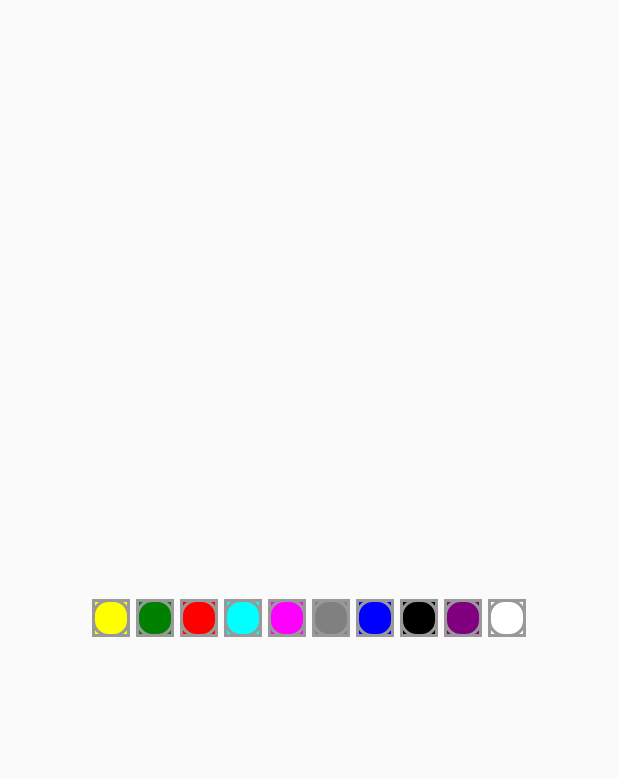
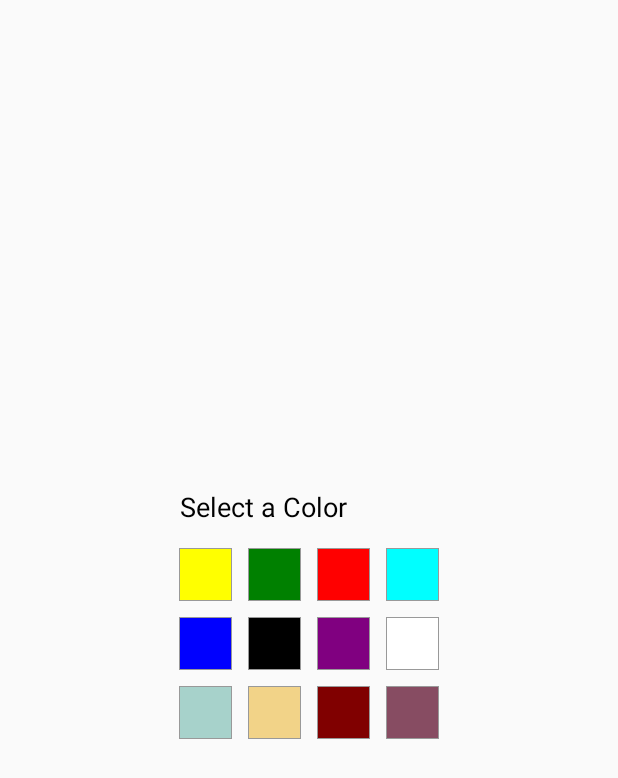
Before and after one commit to MadPotatos/DrawingApp, an Android app: the layout dialog_color_picker.xml on its own in the app's theme, with its tools: preview values and no code run, on a phone screen of 412 x 824 dp. Shown: the top 778 px of the screen. Run offline under Robolectric (Android 15) with nearby library versions, the phone set to English and light mode, and no system bars.

Commit message:
Change Color Picker UI

```diff
--- a/app/src/main/res/drawable/pallet_normal.xml
+++ b/app/src/main/res/drawable/pallet_normal.xml
@@ -1,20 +1,7 @@
 <?xml version="1.0" encoding="utf-8"?>
-<layer-list xmlns:android="http://schemas.android.com/apk/res/android">
-<item>
-    <shape android:shape="rectangle">
-        <stroke android:width="2dp" android:color="#FF999999" />
-        <padding android:bottom="0dp"
-            android:left="0dp"
-            android:right="0dp"
-            android:top="0dp" />
-    </shape>
-</item>
+<shape xmlns:android="http://schemas.android.com/apk/res/android" android:shape="rectangle">
+            <stroke android:width="0.5dp" android:color="#FF999999" />
+            <solid android:color="#00000000" />
 
-    <item>
-        <shape>
-            <stroke android:width="2dp" android:color="#FF999999" />
-            <solid android:color="#00000000" />
-            <corners android:radius="10dp" />
-        </shape>
-    </item>
-</layer-list>
+
+</shape>
--- a/app/src/main/res/drawable/pallet_pressed.xml
+++ b/app/src/main/res/drawable/pallet_pressed.xml
@@ -1,20 +1,7 @@
 <?xml version="1.0" encoding="utf-8"?>
-<layer-list xmlns:android="http://schemas.android.com/apk/res/android">
-<item>
-    <shape android:shape="rectangle">
-        <stroke android:width="2dp" android:color="#FF333333" />
-        <padding android:bottom="0dp"
-            android:left="0dp"
-            android:right="0dp"
-            android:top="0dp" />
-    </shape>
-</item>
+<shape xmlns:android="http://schemas.android.com/apk/res/android" android:shape="rectangle">
 
-    <item>
-        <shape>
-            <stroke android:width="2dp" android:color="#FF333333" />
+            <stroke android:width="1dp" android:color="#FF333333" />
             <solid android:color="#00000000" />
-            <corners android:radius="10dp" />
-        </shape>
-    </item>
-</layer-list>
+
+</shape>
--- a/app/src/main/res/layout/dialog_color_picker.xml
+++ b/app/src/main/res/layout/dialog_color_picker.xml
@@ -4,115 +4,157 @@
     xmlns:tools="http://schemas.android.com/tools"
     android:layout_width="match_parent"
     android:layout_height="match_parent"
+    android:background="@android:color/transparent"
+    android:orientation="vertical"
     android:gravity="center"
-    android:orientation="horizontal"
     android:padding="10dp">
+    <TextView
+    android:layout_width="wrap_content"
+    android:layout_height="wrap_content"
+        android:text="@string/select_a_color"
+        android:textSize="18sp"
+        android:textColor="@color/black"
+        android:layout_marginBottom="10dp"
+        android:layout_marginEnd="30dp"/>
     <LinearLayout
-        android:id="@+id/ll_paint_color"
+        android:id="@+id/ll_paint_color1"
         android:layout_width="wrap_content"
         android:layout_height="wrap_content"
         android:orientation="horizontal"
-        app:layout_constraintBottom_toTopOf="@id/ll_option_btn"
-        app:layout_constraintStart_toStartOf="parent"
-        app:layout_constraintEnd_toEndOf="parent"
-        app:layout_constraintTop_toBottomOf="@id/fl_drawing_view_container"
         >
+
         <ImageButton
-            android:layout_width="25dp"
-            android:layout_height="25dp"
-            android:layout_margin="2dp"
+            android:layout_width="35dp"
+            android:layout_height="35dp"
+            android:layout_margin="5dp"
             android:src="@drawable/pallet_normal"
             android:tag="@color/yellow"
             android:background="@color/yellow"
             android:onClick="painClicked"
             tools:ignore="UsingOnClickInXml" />
         <ImageButton
-            android:layout_width="25dp"
-            android:layout_height="25dp"
-            android:layout_margin="2dp"
+            android:layout_width="35dp"
+            android:layout_height="35dp"
+            android:layout_margin="5dp"
             android:src="@drawable/pallet_normal"
             android:tag="@color/green"
             android:background="@color/green"
             android:onClick="painClicked"
             tools:ignore="UsingOnClickInXml" />
-        />
+
         <ImageButton
-            android:layout_width="25dp"
-            android:layout_height="25dp"
-            android:layout_margin="2dp"
+            android:layout_width="35dp"
+            android:layout_height="35dp"
+            android:layout_margin="5dp"
             android:src="@drawable/pallet_normal"
             android:tag="@color/red"
             android:background="@color/red"
             android:onClick="painClicked"
             tools:ignore="UsingOnClickInXml" />
-        />
+
         <ImageButton
-            android:layout_width="25dp"
-            android:layout_height="25dp"
-            android:layout_margin="2dp"
+            android:layout_width="35dp"
+            android:layout_height="35dp"
+            android:layout_margin="5dp"
             android:src="@drawable/pallet_normal"
             android:tag="@color/aqua"
             android:background="@color/aqua"
             android:onClick="painClicked"
             tools:ignore="UsingOnClickInXml" />
-        />
+
+    </LinearLayout>
+    <LinearLayout
+    android:id="@+id/ll_paint_color2"
+    android:layout_width="wrap_content"
+    android:layout_height="wrap_content"
+    android:orientation="horizontal"
+    >
+
+
     <ImageButton
-            android:layout_width="25dp"
-            android:layout_height="25dp"
-            android:layout_margin="2dp"
-            android:src="@drawable/pallet_normal"
-            android:tag="@color/fuchsia"
-            android:background="@color/fuchsia"
-            android:onClick="painClicked"
-            tools:ignore="UsingOnClickInXml" />
-        />
-        <ImageButton
-            android:layout_width="25dp"
-            android:layout_height="25dp"
-            android:layout_margin="2dp"
-            android:src="@drawable/pallet_normal"
-            android:tag="@color/gray"
-            android:background="@color/gray"
-            android:onClick="painClicked"
-            tools:ignore="UsingOnClickInXml" />
-        />
-        <ImageButton
-            android:layout_width="25dp"
-            android:layout_height="25dp"
-            android:layout_margin="2dp"
+        android:layout_width="35dp"
+        android:layout_height="35dp"
+        android:layout_margin="5dp"
         android:src="@drawable/pallet_normal"
         android:tag="@color/blue"
         android:background="@color/blue"
         android:onClick="painClicked"
         tools:ignore="UsingOnClickInXml" />
-        />
+
     <ImageButton
-            android:layout_width="25dp"
-            android:layout_height="25dp"
-            android:layout_margin="2dp"
+        android:layout_width="35dp"
+        android:layout_height="35dp"
+        android:layout_margin="5dp"
         android:src="@drawable/pallet_normal"
         android:tag="@color/black"
         android:background="@color/black"
         android:onClick="painClicked"
         tools:ignore="UsingOnClickInXml" />
-        />
+
     <ImageButton
-            android:layout_width="25dp"
-            android:layout_height="25dp"
-            android:layout_margin="2dp"
+        android:layout_width="35dp"
+        android:layout_height="35dp"
+        android:layout_margin="5dp"
         android:src="@drawable/pallet_normal"
         android:tag="@color/random"
         android:onClick="painClicked"
         android:background="@color/random"
         tools:ignore="UsingOnClickInXml" />
     <ImageButton
-            android:layout_width="25dp"
-            android:layout_height="25dp"
-            android:layout_margin="2dp"
+        android:layout_width="35dp"
+        android:layout_height="35dp"
+        android:layout_margin="5dp"
         android:src="@drawable/pallet_normal"
         android:tag="@color/white"
         android:onClick="painClicked"
         android:background="@color/white"
         tools:ignore="UsingOnClickInXml" />
 </LinearLayout>
+    <LinearLayout
+        android:id="@+id/ll_paint_color3"
+        android:layout_width="wrap_content"
+        android:layout_height="wrap_content"
+        android:orientation="horizontal"
+        >
+
+
+        <ImageButton
+            android:layout_width="35dp"
+            android:layout_height="35dp"
+            android:layout_margin="5dp"
+            android:src="@drawable/pallet_normal"
+            android:tag="@color/lightblue"
+            android:background="@color/lightblue"
+            android:onClick="painClicked"
+            tools:ignore="UsingOnClickInXml" />
+
+        <ImageButton
+            android:layout_width="35dp"
+            android:layout_height="35dp"
+            android:layout_margin="5dp"
+            android:src="@drawable/pallet_normal"
+            android:tag="@color/hard_yellow"
+            android:background="@color/hard_yellow"
+            android:onClick="painClicked"
+            tools:ignore="UsingOnClickInXml" />
+
+        <ImageButton
+            android:layout_width="35dp"
+            android:layout_height="35dp"
+            android:layout_margin="5dp"
+            android:src="@drawable/pallet_normal"
+            android:tag="@color/marron"
+            android:onClick="painClicked"
+            android:background="@color/maroon"
+            tools:ignore="UsingOnClickInXml" />
+        <ImageButton
+            android:layout_width="35dp"
+            android:layout_height="35dp"
+            android:layout_margin="5dp"
+            android:src="@drawable/pallet_normal"
+            android:tag="@color/purple"
+            android:onClick="painClicked"
+            android:background="@color/purple"
+            tools:ignore="UsingOnClickInXml" />
     </LinearLayout>
+</LinearLayout>
--- a/app/src/main/res/values/colors.xml
+++ b/app/src/main/res/values/colors.xml
@@ -22,4 +22,8 @@
     <color name="green">#008000</color>
     <color name="blue">#0000FF</color>
     <color name="navy">#000080</color>
+    <color name="lightblue">#A7D2CB</color>
+    <color name="hard_yellow">#F2D388</color>
+    <color name="marron">#C98474</color>
+    <color name="purple">#874C62</color>
 </resources>
--- a/app/src/main/res/values/strings.xml
+++ b/app/src/main/res/values/strings.xml
@@ -6,4 +6,5 @@
     <string name="saveimage">saveImage</string>
     <string name="please_wait">Please wait...</string>
     <string name="pickcolor">Color</string>
+    <string name="select_a_color">Select a Color</string>
 </resources>
```
Lines whose indentation alone changed are shown as unchanged.
